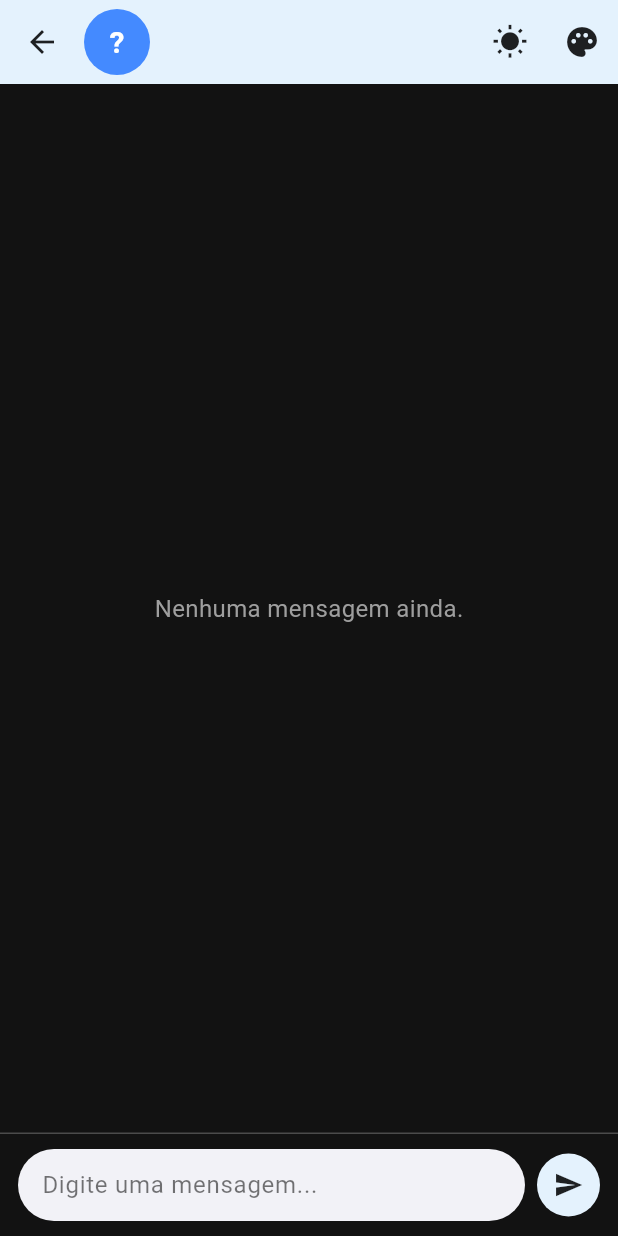
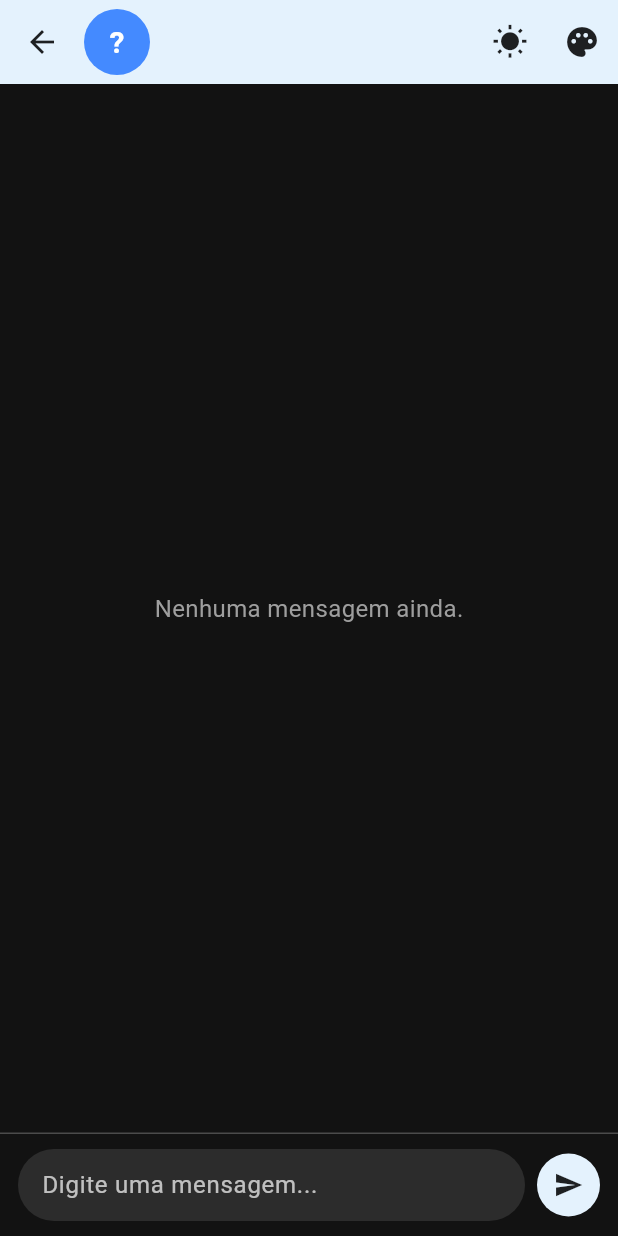
Before and after one commit to carlosxfelipe/unifor-mobile, a Flutter app: the ChatScreen screen opened directly with empty values, after a tap on the "nightlight round" icon, on a phone screen of 412 x 824 dp. Run offline on Flutter 3.47's test engine with Material 3 defaults, Android fonts, the phone set to English and light mode, and no system bars; our stand-ins replace confetti, flutter_svg, go_router; missing offline and left inert: universal_html; network calls fail.

Commit message:
Enhance chat message and input field styling for dark mode support

```diff
--- a/lib/screens/chat_screen.dart
+++ b/lib/screens/chat_screen.dart
@@ -256,15 +256,19 @@ class _ChatScreenState extends State<ChatScreen> {
                             msg['isMe'] == true
                                 ? Alignment.centerRight
                                 : Alignment.centerLeft;
+                        final isMe = msg['isMe'] == true;
                         final bgColor =
-                            msg['isMe'] == true
+                            isMe
                                 ? Theme.of(context).scaffoldBackgroundColor
                                 : (_isLocalDark
-                                    ? Colors.white
+                                    ? const Color(0xFF2C2C2C)
                                     : Colors.grey[100]);
                         final textColor =
-                            msg['isMe'] == true ? myTextColor : Colors.black87;
-
+                            isMe
+                                ? myTextColor
+                                : (_isLocalDark
+                                    ? Colors.white
+                                    : Colors.black87);
                         return Align(
                           alignment: alignment,
                           child: Container(
@@ -348,7 +352,10 @@ class _ChatScreenState extends State<ChatScreen> {
                       child: Container(
                         padding: const EdgeInsets.symmetric(horizontal: 16),
                         decoration: BoxDecoration(
-                          color: const Color(0xFFF2F2F7),
+                          color:
+                              _isLocalDark
+                                  ? const Color(0xFF2C2C2C)
+                                  : const Color(0xFFF2F2F7),
                           borderRadius: BorderRadius.circular(25),
                         ),
                         child: TextField(
@@ -363,12 +370,20 @@ class _ChatScreenState extends State<ChatScreen> {
                             // Web/Desktop: Enter = enviar
                             _sendMessage();
                           },
-                          decoration: const InputDecoration(
+                          decoration: InputDecoration(
                             hintText: 'Digite uma mensagem...',
-                            hintStyle: TextStyle(color: Colors.black54),
+                            hintStyle: TextStyle(
+                              color:
+                                  _isLocalDark
+                                      ? Colors.white70
+                                      : Colors.black54,
+                            ),
                             border: InputBorder.none,
                           ),
-                          style: const TextStyle(fontSize: 16),
+                          style: TextStyle(
+                            fontSize: 16,
+                            color: _isLocalDark ? Colors.white : Colors.black87,
+                          ),
                         ),
                       ),
                     ),
```
